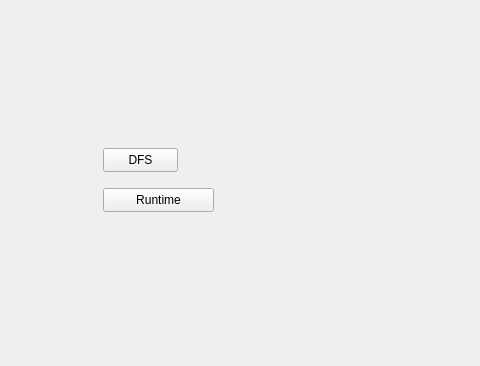
Before: the Qt Designer form AlgoWiz/mainwindow.ui in gbeck139/AlgoWiz, drawn with Qt 5; both pictures show x 117 to 597 and y 472 to 838 of the 1075 by 838 pixel window.
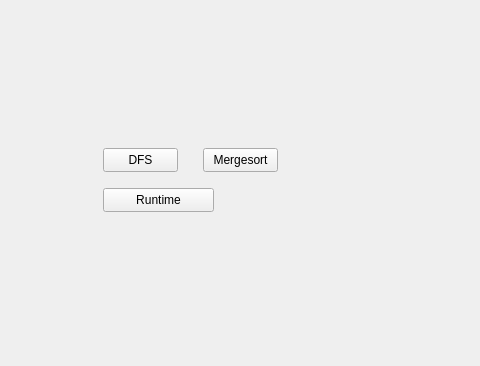
After: the same form once the commit is applied.

Commit message: Mergesort window and button

Patch:
```diff
--- a/AlgoWiz/mainwindow.ui
+++ b/AlgoWiz/mainwindow.ui
@@ -88,6 +88,19 @@
      <string>Runtime</string>
     </property>
    </widget>
+   <widget class="QPushButton" name="mergesortWindowButton">
+    <property name="geometry">
+     <rect>
+      <x>320</x>
+      <y>620</y>
+      <width>75</width>
+      <height>24</height>
+     </rect>
+    </property>
+    <property name="text">
+     <string>Mergesort</string>
+    </property>
+   </widget>
   </widget>
  </widget>
  <resources/>
```
The commit also changes 5 other files.
